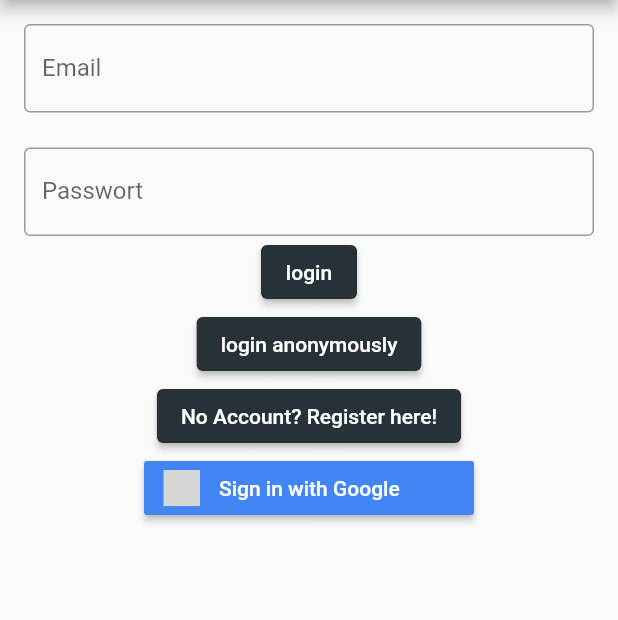
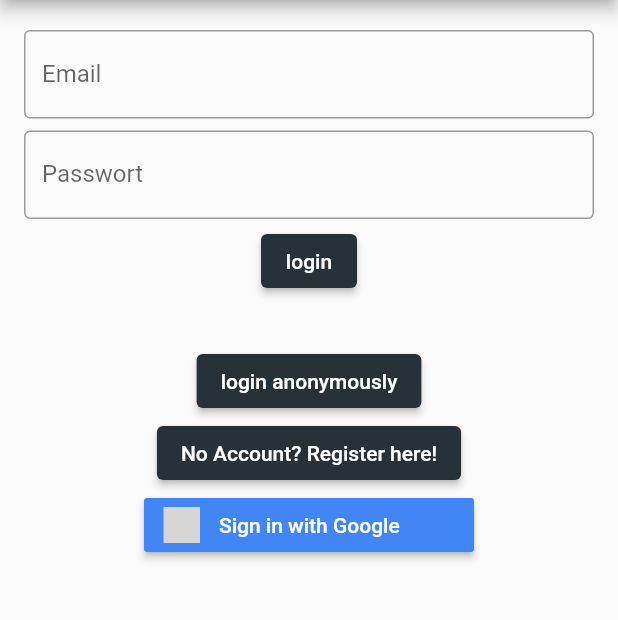
Before and after one commit to MichelSiegert/runaway, a Flutter app: the screen it shows after launch, on a phone screen of 412 x 824 dp, the part 84-704 px from its top. Run offline on Flutter 3.47's test engine with Material 2 defaults, Android fonts, the phone set to English and light mode, and no system bars; our stand-ins replace cloud_firestore, firebase_auth, firebase_core, firebase_database, flutter_signin_button, geocoding and 5 more; accounts and stored records are empty; grey boxes are pictures that could not be loaded.

Commit message:
"so siehts auch schon besser aus"

```diff
--- a/lib/Pages/Login/login_form.dart
+++ b/lib/Pages/Login/login_form.dart
@@ -1,5 +1,4 @@
 import 'package:away/Logic/authentication.dart';
-import 'package:away/Logic/screen_size_calculator.dart';
 import 'package:away/Widgets/loading_animation.dart';
 import 'package:firebase_auth/firebase_auth.dart';
 import 'package:flutter/material.dart';
@@ -16,22 +15,26 @@ class LoginForm extends StatelessWidget {
     final AuthService _authent = AuthService();
     final List<Widget> elements = [];
 
-    elements.add(SizedBox(
-        width: calculateWidth(0.6, context),
-        height: calculateHeight(0.1, context),
+    elements.add( Padding(
+      padding: const EdgeInsets.fromLTRB(0,4,0,4),
       child: TextField(
             controller: textCon,
             obscureText: false,
             decoration: const InputDecoration(
                 border: OutlineInputBorder(), labelText: "Email"),
-        )));
+          ),
+    ),
+    );
 
     elements.add(
-      TextField(
+      Padding(
+        padding: const EdgeInsets.fromLTRB(0,4,0,4),
+        child: TextField(
           obscureText: true,
           decoration: const InputDecoration(
               border: OutlineInputBorder(), labelText: "Passwort"),
           controller: passCon,
+        ),
       ),
     );
 
@@ -53,6 +56,7 @@ class LoginForm extends StatelessWidget {
           }
         },
       ),
+      SizedBox(height: 32),
       ElevatedButton(
         style: ElevatedButton.styleFrom(primary: Colors.blueGrey[900]),
         child: const Text("login anonymously"),
```
Lines whose indentation alone changed are shown as unchanged.
